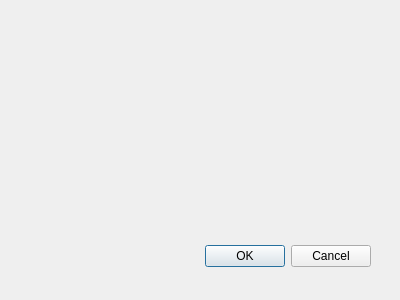
This is src/pn/userlogs.ui in Artimi/icp_pn as Qt 5 draws it before an edit. The edited form follows.
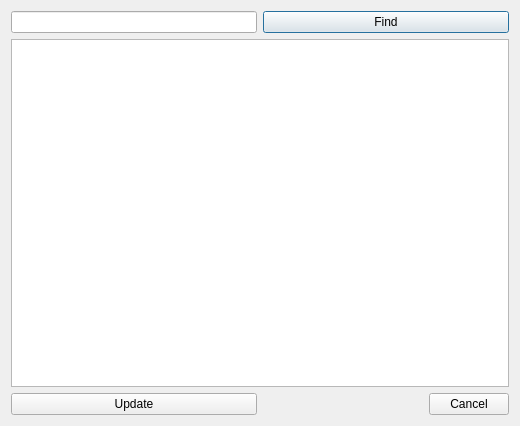
This is the edited form.

Diff of the .ui file:
```diff
--- a/src/pn/userlogs.ui
+++ b/src/pn/userlogs.ui
@@ -8,29 +8,49 @@
    <rect>
     <x>0</x>
     <y>0</y>
-    <width>400</width>
-    <height>300</height>
+    <width>520</width>
+    <height>426</height>
    </rect>
   </property>
   <property name="windowTitle">
    <string>Dialog</string>
   </property>
+  <layout class="QGridLayout" name="gridLayout_2">
+   <item row="0" column="0">
+    <layout class="QGridLayout" name="gridLayout">
+     <item row="0" column="0">
+      <widget class="QLineEdit" name="lineEdit"/>
+     </item>
+     <item row="0" column="1">
+      <widget class="QPushButton" name="PBFind">
+       <property name="text">
+        <string>Find</string>
+       </property>
+      </widget>
+     </item>
+     <item row="1" column="0" colspan="2">
+      <widget class="QTableWidget" name="tableWidget"/>
+     </item>
+     <item row="2" column="0">
+      <widget class="QPushButton" name="PBUpdate">
+       <property name="text">
+        <string>Update</string>
+       </property>
+      </widget>
+     </item>
+     <item row="2" column="1">
   <widget class="QDialogButtonBox" name="buttonBox">
-   <property name="geometry">
-    <rect>
-     <x>30</x>
-     <y>240</y>
-     <width>341</width>
-     <height>32</height>
-    </rect>
-   </property>
    <property name="orientation">
     <enum>Qt::Horizontal</enum>
    </property>
    <property name="standardButtons">
-    <set>QDialogButtonBox::Cancel|QDialogButtonBox::Ok</set>
-   </property>
-  </widget>
+        <set>QDialogButtonBox::Cancel</set>
+       </property>
+      </widget>
+     </item>
+    </layout>
+   </item>
+  </layout>
  </widget>
  <pixmapfunction/>
  <resources/>
```
Left out of the diff: 5 changed lines with no effect on the pictures. Lines whose indentation alone changed are shown as unchanged.
